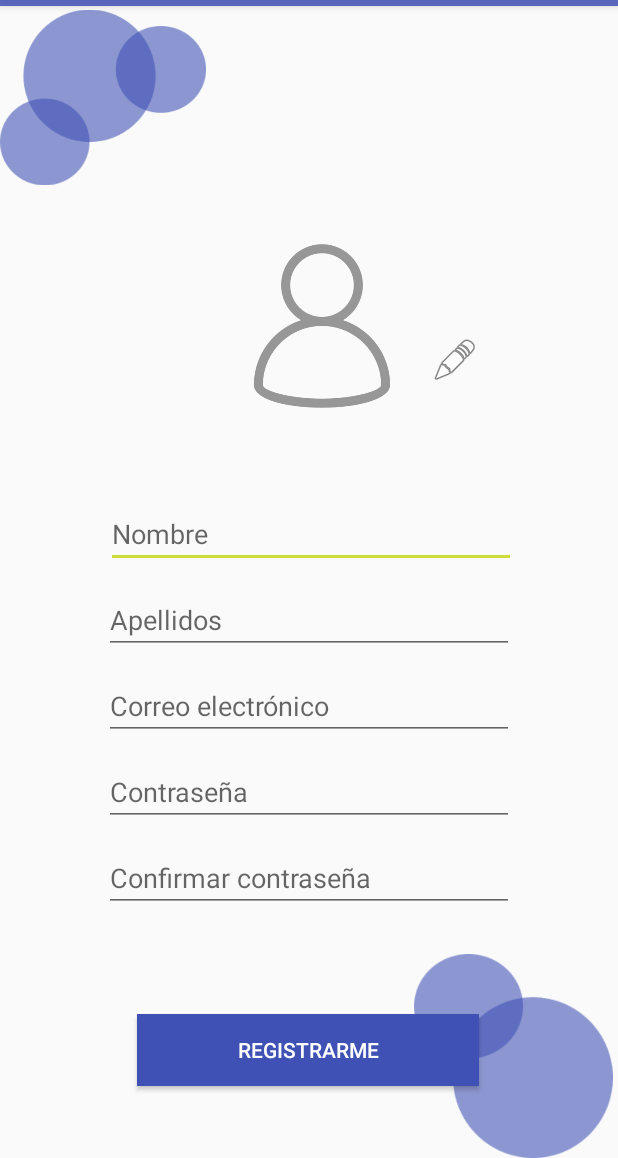
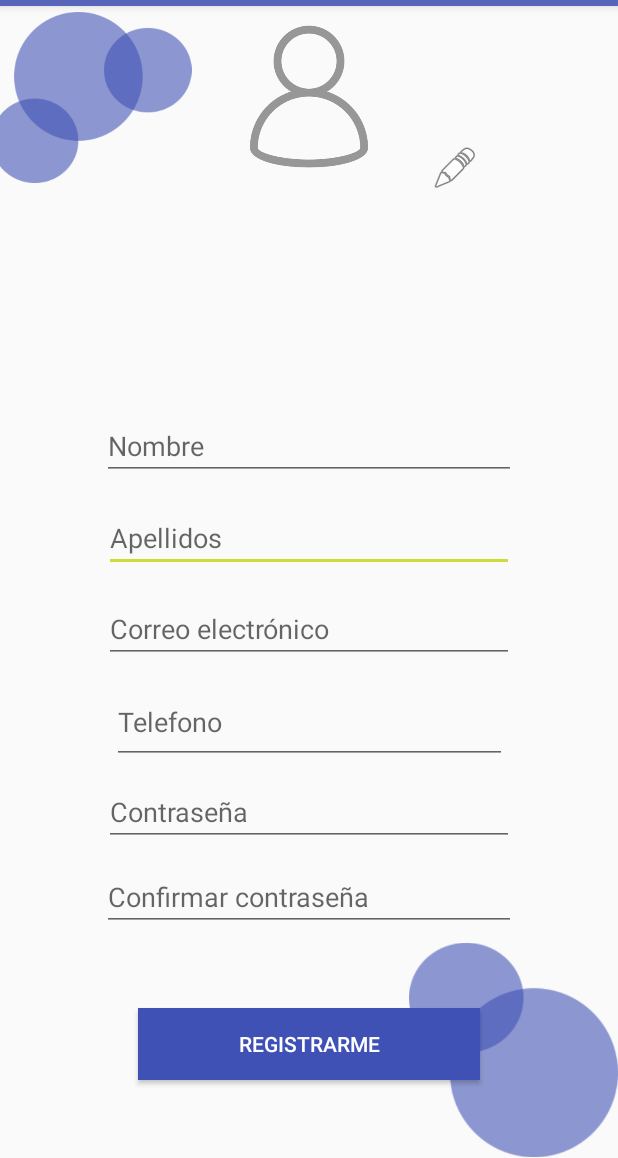
Before and after one commit to FerGlez230/Vanken, an Android app: the RegistroActivity screen opened directly, with no data from a screen before it, on a phone screen of 412 x 824 dp, the part 78-1236 px from its top. Run offline under Robolectric (Android 15) with nearby library versions, the phone set to English and light mode, and no system bars; our stand-ins replace Volley.

Commit message:
Registro

```diff
--- a/app/src/main/java/com/example/vanken/RegistroActivity.java
+++ b/app/src/main/java/com/example/vanken/RegistroActivity.java
@@ -2,15 +2,29 @@ package com.example.vanken;
 
 import androidx.appcompat.app.AppCompatActivity;
 
+import android.app.DownloadManager;
+import android.content.Intent;
 import android.os.Bundle;
 import android.view.View;
 import android.widget.Button;
 import android.widget.EditText;
 import android.widget.Toast;
 
+import com.android.volley.Request;
+import com.android.volley.Response;
+import com.android.volley.VolleyError;
+import com.android.volley.toolbox.JsonObjectRequest;
+import com.example.vanken.Modelos.VolleySingleton;
+
+import org.json.JSONException;
+import org.json.JSONObject;
+
+import java.util.HashMap;
+import java.util.Map;
+
 public class RegistroActivity extends AppCompatActivity {
     Button button;
-    EditText nombre, apellidos,email, password, passwordConf;
+    EditText nombre, apellidos,telefono, email, password, passwordConf;
     @Override
     protected void onCreate(Bundle savedInstanceState) {
         super.onCreate(savedInstanceState);
@@ -21,7 +35,7 @@ public class RegistroActivity extends AppCompatActivity {
         email=(EditText)findViewById(R.id.editTextEmailRegistro);
         password=(EditText)findViewById(R.id.editTextPasswordRegistro);
         passwordConf=(EditText)findViewById(R.id.editTextConfirmarPasswordRegistro);
-
+        telefono = (EditText) findViewById(R.id.editTextPhoneRegistro);
         button.setOnClickListener(new View.OnClickListener() {
             @Override
             public void onClick(View v) {
@@ -29,7 +43,38 @@ public class RegistroActivity extends AppCompatActivity {
                 &&!email.getText().toString().isEmpty()&&!password.getText().toString().isEmpty()&&
                 !passwordConf.getText().toString().isEmpty()){
                     if(password.getText().toString().equals(passwordConf.getText().toString())){
+                        Map map = new HashMap<>();
+                        map.put("funcion", "registro");
+                        map.put("nombre", nombre.getText().toString());
+                        map.put("apellidos", apellidos.getText().toString());
+                        map.put("tipo", "Cliente");
+                        map.put("telefono", telefono.getText().toString());
+                        map.put("user", email.getText().toString());
+                        map.put("pass", password.getText().toString());
+                        JSONObject params = new JSONObject(map);
+                        JsonObjectRequest jsonObjectRequest = new JsonObjectRequest(Request.Method.POST, "https://www.solfeggio528.com/vanken/webservice.php", params, new Response.Listener<JSONObject>() {
+                            @Override
+                            public void onResponse(JSONObject response) {
+                                try {
+                                    if(response.getBoolean("respuesta") == true){
+                                        Toast.makeText(RegistroActivity.this, "Registro Exitoso", Toast.LENGTH_SHORT).show();
+                                        Intent intent = new Intent(RegistroActivity.this, LoginActivity.class);
+                                        startActivity(intent);
+                                    }
+                                    else
+                                        Toast.makeText(RegistroActivity.this, response.getString("mensaje"), Toast.LENGTH_SHORT).show();
+                                } catch (JSONException e) {
+                                    e.printStackTrace();
+                                }
+                            }
+                        }, new Response.ErrorListener() {
+                            @Override
+                            public void onErrorResponse(VolleyError error) {
 
+                            }
+                        });
+                        VolleySingleton volley = new VolleySingleton(v.getContext());
+                        volley.addToRequestQueue(jsonObjectRequest);
                     } else Toast.makeText(getApplicationContext(),"Las contraseñas no coinciden",Toast.LENGTH_SHORT).show();
 
                 }else Toast.makeText(getApplicationContext(),"Ingrese todos los datos",Toast.LENGTH_SHORT).show();
--- a/app/src/main/res/layout/activity_registro.xml
+++ b/app/src/main/res/layout/activity_registro.xml
@@ -8,10 +8,12 @@
 
     <ImageView
         android:id="@+id/imageView9"
-        android:layout_width="137dp"
-        android:layout_height="122dp"
-        app:layout_constraintEnd_toEndOf="parent"
-        app:layout_constraintHorizontal_bias="0.0"
+        android:layout_width="139dp"
+        android:layout_height="114dp"
+        android:layout_marginEnd="5dp"
+        android:layout_marginBottom="149dp"
+        app:layout_constraintBottom_toTopOf="@+id/editTextNombreRegistro"
+        app:layout_constraintEnd_toStartOf="@+id/imageView11"
         app:layout_constraintStart_toStartOf="parent"
         app:layout_constraintTop_toTopOf="parent"
         app:srcCompat="@mipmap/circulos" />
@@ -19,12 +21,11 @@
     <ImageView
         android:id="@+id/imageView10"
         android:layout_width="139dp"
-        android:layout_height="136dp"
-        android:layout_marginTop="632dp"
+        android:layout_height="144dp"
+        app:layout_constraintBottom_toBottomOf="parent"
         app:layout_constraintEnd_toEndOf="parent"
-        app:layout_constraintHorizontal_bias="1.0"
-        app:layout_constraintStart_toStartOf="parent"
-        app:layout_constraintTop_toTopOf="parent"
+        app:layout_constraintTop_toBottomOf="@+id/imageView11"
+        app:layout_constraintVertical_bias="1.0"
         app:srcCompat="@mipmap/circulos2" />
 
     <Button
@@ -37,13 +38,89 @@
         android:textColor="@color/white"
         app:layout_constraintBottom_toBottomOf="parent"
         app:layout_constraintEnd_toEndOf="parent"
-        app:layout_constraintHorizontal_bias="0.497"
-        app:layout_constraintStart_toStartOf="parent" />
+        app:layout_constraintStart_toStartOf="parent"
+        app:layout_constraintTop_toBottomOf="@+id/editTextConfirmarPasswordRegistro" />
+
+    <EditText
+        android:id="@+id/editTextApellidosRegistro"
+        android:layout_width="0dp"
+        android:layout_height="wrap_content"
+        android:layout_marginStart="69dp"
+        android:layout_marginEnd="69dp"
+        android:layout_marginBottom="12dp"
+        android:ems="10"
+        android:hint="@string/apellidos"
+        android:inputType="textPersonName"
+        app:layout_constraintBottom_toTopOf="@+id/editTextEmailRegistro"
+        app:layout_constraintEnd_toEndOf="parent"
+        app:layout_constraintStart_toStartOf="parent"
+        app:layout_constraintTop_toBottomOf="@+id/editTextNombreRegistro" />
+
+    <EditText
+        android:id="@+id/editTextPhoneRegistro"
+        android:layout_width="263dp"
+        android:layout_height="55dp"
+        android:layout_marginStart="69dp"
+        android:layout_marginEnd="69dp"
+        android:layout_marginBottom="6dp"
+        android:ems="10"
+        android:hint="@string/Telefono"
+        android:inputType="phone"
+        app:layout_constraintBottom_toTopOf="@+id/editTextPasswordRegistro"
+        app:layout_constraintEnd_toEndOf="parent"
+        app:layout_constraintStart_toStartOf="parent"
+        app:layout_constraintTop_toBottomOf="@+id/editTextEmailRegistro" />
+
+    <EditText
+        android:id="@+id/editTextConfirmarPasswordRegistro"
+        android:layout_width="0dp"
+        android:layout_height="wrap_content"
+        android:layout_marginStart="68dp"
+        android:layout_marginEnd="68dp"
+        android:layout_marginBottom="48dp"
+        android:ems="10"
+        android:hint="@string/confirmarPassword"
+        android:inputType="textPassword"
+        app:layout_constraintBottom_toTopOf="@+id/btnRegistrarme"
+        app:layout_constraintEnd_toEndOf="parent"
+        app:layout_constraintStart_toStartOf="parent"
+        app:layout_constraintTop_toBottomOf="@+id/editTextPasswordRegistro" />
+
+    <EditText
+        android:id="@+id/editTextPasswordRegistro"
+        android:layout_width="0dp"
+        android:layout_height="wrap_content"
+        android:layout_marginStart="69dp"
+        android:layout_marginEnd="69dp"
+        android:layout_marginBottom="7dp"
+        android:ems="10"
+        android:hint="@string/password"
+        android:inputType="textPassword"
+        app:layout_constraintBottom_toTopOf="@+id/editTextConfirmarPasswordRegistro"
+        app:layout_constraintEnd_toEndOf="parent"
+        app:layout_constraintStart_toStartOf="parent"
+        app:layout_constraintTop_toBottomOf="@+id/editTextPhoneRegistro" />
+
+    <EditText
+        android:id="@+id/editTextEmailRegistro"
+        android:layout_width="0dp"
+        android:layout_height="wrap_content"
+        android:layout_marginStart="69dp"
+        android:layout_marginEnd="69dp"
+        android:layout_marginBottom="8dp"
+        android:ems="10"
+        android:hint="@string/email"
+        android:inputType="textEmailAddress"
+        app:layout_constraintBottom_toTopOf="@+id/editTextPhoneRegistro"
+        app:layout_constraintEnd_toEndOf="parent"
+        app:layout_constraintStart_toStartOf="parent"
+        app:layout_constraintTop_toBottomOf="@+id/editTextApellidosRegistro" />
 
     <EditText
         android:id="@+id/editTextNombreRegistro"
-        android:layout_width="273dp"
+        android:layout_width="0dp"
         android:layout_height="wrap_content"
+        android:layout_marginStart="68dp"
         android:layout_marginEnd="68dp"
         android:layout_marginBottom="12dp"
         android:ems="10"
@@ -51,78 +128,28 @@
         android:inputType="textPersonName"
         app:layout_constraintBottom_toTopOf="@+id/editTextApellidosRegistro"
         app:layout_constraintEnd_toEndOf="parent"
-        app:layout_constraintHorizontal_bias="1.0"
-        app:layout_constraintStart_toStartOf="parent" />
-
-    <EditText
-        android:id="@+id/editTextConfirmarPasswordRegistro"
-        android:layout_width="273dp"
-        android:layout_height="wrap_content"
-        android:layout_marginBottom="68dp"
-        android:ems="10"
-        android:hint="@string/confirmarPassword"
-        android:inputType="textPassword"
-        app:layout_constraintBottom_toTopOf="@+id/btnRegistrarme"
-        app:layout_constraintEnd_toEndOf="parent"
-        app:layout_constraintStart_toStartOf="parent" />
-
-    <EditText
-        android:id="@+id/editTextPasswordRegistro"
-        android:layout_width="273dp"
-        android:layout_height="wrap_content"
-        android:layout_marginBottom="12dp"
-        android:ems="10"
-        android:hint="@string/password"
-        android:inputType="textPassword"
-        app:layout_constraintBottom_toTopOf="@+id/editTextConfirmarPasswordRegistro"
-        app:layout_constraintEnd_toEndOf="parent"
-        app:layout_constraintStart_toStartOf="parent" />
-
-    <EditText
-        android:id="@+id/editTextEmailRegistro"
-        android:layout_width="273dp"
-        android:layout_height="wrap_content"
-        android:layout_marginBottom="12dp"
-        android:ems="10"
-        android:hint="@string/email"
-        android:inputType="textEmailAddress"
-        app:layout_constraintBottom_toTopOf="@+id/editTextPasswordRegistro"
-        app:layout_constraintEnd_toEndOf="parent"
-        app:layout_constraintStart_toStartOf="parent" />
-
-    <EditText
-        android:id="@+id/editTextApellidosRegistro"
-        android:layout_width="273dp"
-        android:layout_height="wrap_content"
-        android:layout_marginBottom="12dp"
-        android:ems="10"
-        android:hint="@string/apellidos"
-        android:inputType="textPersonName"
-        app:layout_constraintBottom_toTopOf="@+id/editTextEmailRegistro"
-        app:layout_constraintEnd_toEndOf="parent"
-        app:layout_constraintStart_toStartOf="parent" />
+        app:layout_constraintStart_toStartOf="parent"
+        app:layout_constraintTop_toBottomOf="@+id/imageView9" />
 
     <ImageView
         android:id="@+id/imageView11"
-        android:layout_width="145dp"
-        android:layout_height="146dp"
-        android:layout_marginBottom="40dp"
-        app:layout_constraintBottom_toTopOf="@+id/editTextNombreRegistro"
-        app:layout_constraintEnd_toStartOf="@+id/imgBtnImagenRegistro"
-        app:layout_constraintTop_toTopOf="parent"
-        app:layout_constraintVertical_bias="1.0"
-        app:srcCompat="@mipmap/user_icon" />
+        android:layout_width="160dp"
+        android:layout_height="126dp"
+        app:layout_constraintEnd_toEndOf="parent"
+        app:layout_constraintStart_toStartOf="parent"
+        app:srcCompat="@mipmap/user_icon"
+        tools:layout_editor_absoluteY="114dp" />
 
     <ImageButton
         android:id="@+id/imgBtnImagenRegistro"
         android:layout_width="wrap_content"
         android:layout_height="wrap_content"
-        android:layout_marginTop="220dp"
+        android:layout_marginEnd="92dp"
+        android:layout_marginBottom="2dp"
         android:background="#00FFFFFF"
+        app:layout_constraintBottom_toBottomOf="@+id/imageView11"
         app:layout_constraintEnd_toEndOf="parent"
-        app:layout_constraintHorizontal_bias="0.757"
-        app:layout_constraintStart_toStartOf="parent"
-        app:layout_constraintTop_toTopOf="parent"
+        app:layout_constraintStart_toEndOf="@+id/imageView11"
         app:srcCompat="@android:drawable/ic_menu_edit" />
 
 </androidx.constraintlayout.widget.ConstraintLayout>
--- a/app/src/main/res/values/strings.xml
+++ b/app/src/main/res/values/strings.xml
@@ -28,7 +28,7 @@
     <!-- TODO: Remove or change this placeholder text -->
     <string name="hello_blank_fragment">Hello blank fragment</string>
     <string name="title_activity_main_cliente">MainCliente</string>
-
+    <string name="Telefono">Telefono</string>
     <string name="menu_home">Home</string>
     <string name="menu_gallery">Gallery</string>
     <string name="menu_slideshow">Slideshow</string>
```
